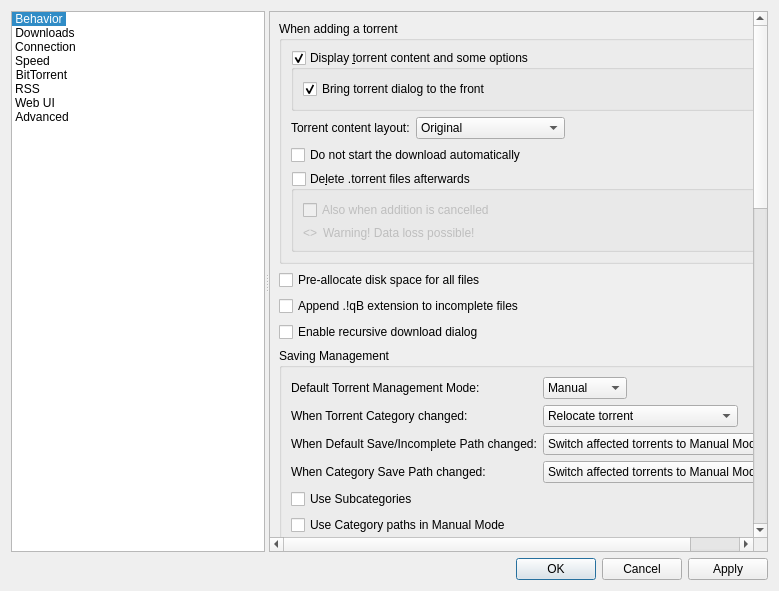
Above: src/gui/optionsdialog.ui from SysAdminDoc/qBittorrent-Vanced before the change. Below: the same form after it.
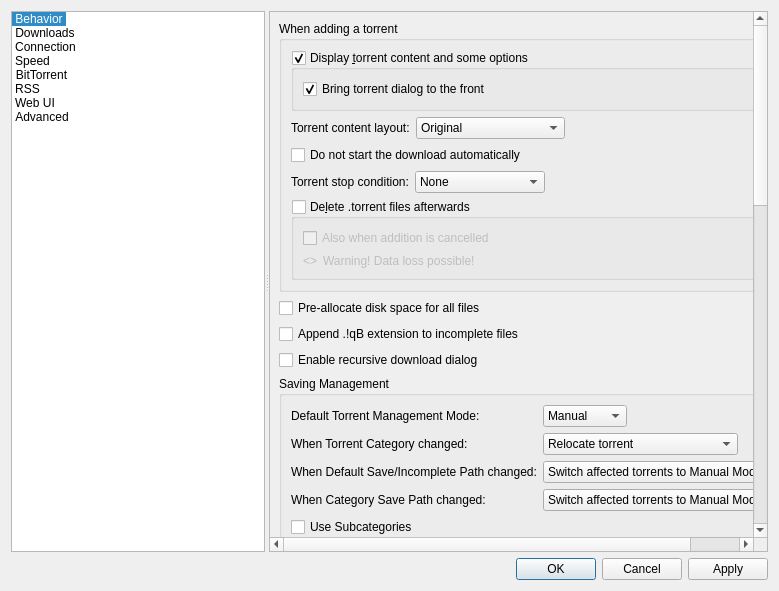
That is the form after the change. The open tabs and pages were chosen to show the change. Custom widgets are drawn as their Qt base class.

Commit message:
Allow to set torrent stop condition
PR #17814.

Closes #17792.
Closes #929.

(Actually it should close all issues about lack of ability to stop torrent after metadata downloaded or after files are initially checked.)

Also makes explicit the temporary start of the torrent in the case when recheck of the stopped torrent is performed.

What changed in the file:
```diff
--- a/src/gui/optionsdialog.ui
+++ b/src/gui/optionsdialog.ui
@@ -839,6 +839,52 @@
                  </property>
                 </widget>
                </item>
+               <item>
+                <layout class="QHBoxLayout" name="stopConditionLayout">
+                 <item>
+                  <widget class="QLabel" name="stopConditionLabel">
+                   <property name="text">
+                    <string>Torrent stop condition:</string>
+                   </property>
+                  </widget>
+                 </item>
+                 <item>
+                  <widget class="QComboBox" name="stopConditionComboBox">
+                   <property name="currentIndex">
+                    <number>0</number>
+                   </property>
+                   <item>
+                    <property name="text">
+                     <string>None</string>
+                    </property>
+                   </item>
+                   <item>
+                    <property name="text">
+                     <string>Metadata received</string>
+                    </property>
+                   </item>
+                   <item>
+                    <property name="text">
+                     <string>Files checked</string>
+                    </property>
+                   </item>
+                  </widget>
+                 </item>
+                 <item>
+                  <spacer name="stopConditionSpacer">
+                   <property name="orientation">
+                    <enum>Qt::Horizontal</enum>
+                   </property>
+                   <property name="sizeHint" stdset="0">
+                    <size>
+                     <width>40</width>
+                     <height>20</height>
+                    </size>
+                   </property>
+                  </spacer>
+                 </item>
+                </layout>
+               </item>
                <item>
                 <widget class="QGroupBox" name="deleteTorrentBox">
                  <property name="toolTip">
```
Left out of the diff: 1 changed line with no effect on the pictures. The commit also changes 18 other files.
